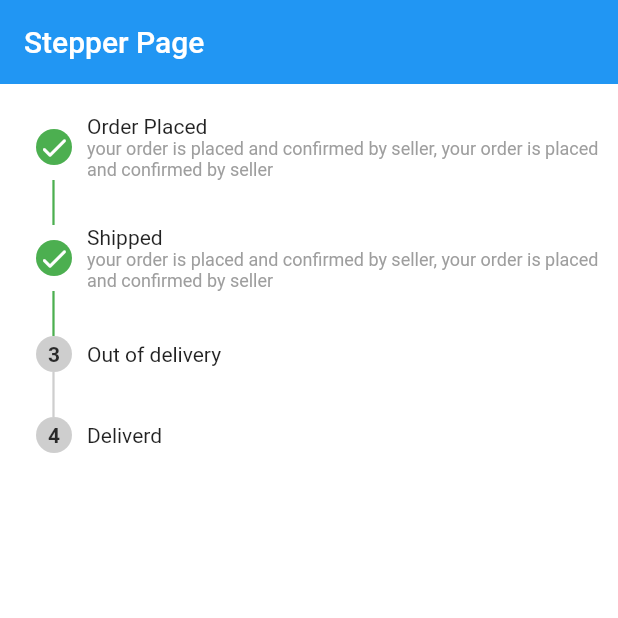
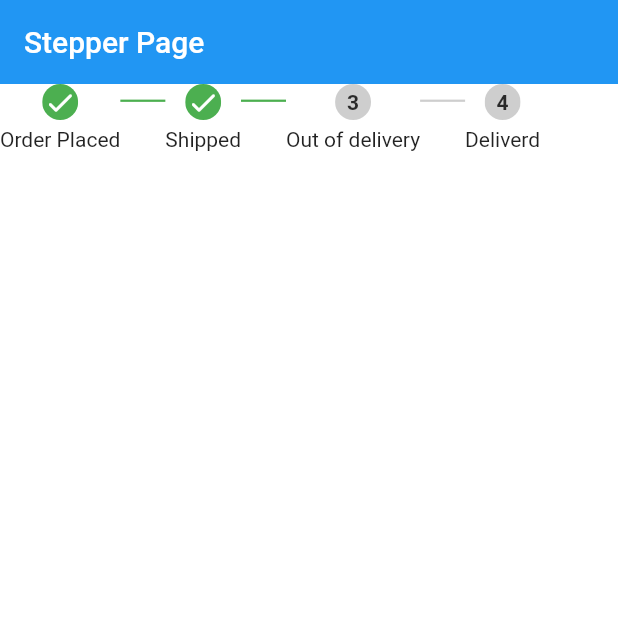
Before and after one commit to Roshannahak/Custom-Stepper-Package, a Flutter app: the screen it shows after launch, on a phone screen of 412 x 824 dp, the top half of it. Run offline on Flutter 3.47's test engine with Material 2 defaults, Android fonts, the phone set to English and light mode, and no system bars.

Commit message:
add step horizontal view

```diff
--- a/lib/main.dart
+++ b/lib/main.dart
@@ -16,10 +16,8 @@ class StepperPage extends StatelessWidget {
         shadowColor: Colors.transparent,
         title: Text("Stepper Page"),
       ),
-      body: Container(
-        padding: EdgeInsets.only(left: 24, top: 20),
-        child: StepTracker(
-            stepTrackerType: StepTrackerType.indexedVertical,
+      body: StepTracker(
+          stepTrackerType: StepTrackerType.indexedHorizontal,
           steps: [
             Steps(
                 title: Text("Order Placed"),
@@ -34,7 +32,6 @@ class StepperPage extends StatelessWidget {
             Steps(title: Text("Out of delivery"), state: TrackerState.none),
             Steps(title: Text("Deliverd"), state: TrackerState.none),
           ]),
-      ),
     );
   }
 }
--- a/lib/step_tracker.dart
+++ b/lib/step_tracker.dart
@@ -9,6 +9,7 @@ enum TrackerState {
 enum StepTrackerType {
   indexedVertical,
   dotVertical,
+  indexedHorizontal,
 }
 
 class StepTracker extends StatelessWidget {
@@ -17,20 +18,47 @@ class StepTracker extends StatelessWidget {
       required this.steps,
       this.dotSize = 9,
       this.circleSize = 24,
-      this.stepHeight = 30.0,
+      this.pipeSize = 30.0,
       this.selectedColor = Colors.green,
       this.unSelectedColor = Colors.red,
       this.stepTrackerType = StepTrackerType.dotVertical})
       : assert(dotSize <= 20),
-        assert(stepHeight >= 25);
+        assert(pipeSize >= 25);
 
   final List<Steps> steps;
   final double dotSize;
   final double circleSize;
-  final double stepHeight;
+  final double pipeSize;
   final Color selectedColor;
   final Color unSelectedColor;
   final StepTrackerType stepTrackerType;
+
+  Widget _buildIndexedHorizontalHeader(int index) {
+    return Column(
+      mainAxisSize: MainAxisSize.min,
+      children: [_buildCircle(index), SizedBox(height: 5), steps[index].title],
+    );
+  }
+
+  Widget _buildIndexedHorizontal() {
+    return Container(
+      constraints: BoxConstraints(maxHeight: 70),
+      child: ListView.separated(
+          scrollDirection: Axis.horizontal,
+          shrinkWrap: true,
+          itemBuilder: (context, index) => _buildIndexedHorizontalHeader(index),
+          separatorBuilder: (context, index) => Align(
+                alignment: Alignment.topCenter,
+                child: Container(
+                  width: pipeSize,
+                  margin: EdgeInsets.only(top: circleSize / 2.2),
+                  child: Divider(
+                      thickness: 1.5, height: 1, color: _circleColor(index)),
+                ),
+              ),
+          itemCount: steps.length),
+    );
+  }
 
   Widget _buildCircleChild(int index) {
     switch (steps[index].state) {
@@ -111,12 +139,14 @@ class StepTracker extends StatelessWidget {
             child: _buildIndexedVerticalHeader(index),
           ),
       separatorBuilder: (context, index) => Align(
-          alignment: Alignment.centerLeft,
-          child: Container(
-              height: stepHeight,
+            alignment: Alignment.centerLeft,
+            child: Container(
+              height: pipeSize,
               margin: EdgeInsets.only(left: circleSize / 2.2),
               child: VerticalDivider(
-                  thickness: 1.5, width: 1, color: _circleColor(index)))),
+                  thickness: 1.5, width: 1, color: _circleColor(index)),
+            ),
+          ),
       itemCount: steps.length);
 
   Widget _buildDot(int index) {
@@ -164,7 +194,7 @@ class StepTracker extends StatelessWidget {
       separatorBuilder: (context, index) => Align(
           alignment: Alignment.centerLeft,
           child: Container(
-              height: stepHeight,
+              height: pipeSize,
               margin: EdgeInsets.only(left: dotSize / 2.2),
               child: VerticalDivider(
                   thickness: 1.5, width: 1, color: _circleColor(index)))),
@@ -177,6 +207,8 @@ class StepTracker extends StatelessWidget {
         return _buildDotVertical();
       case StepTrackerType.indexedVertical:
         return _buildIndexedVertical();
+      case StepTrackerType.indexedHorizontal:
+        return _buildIndexedHorizontal();
     }
   }
 }
```
Lines whose indentation alone changed are shown as unchanged.
